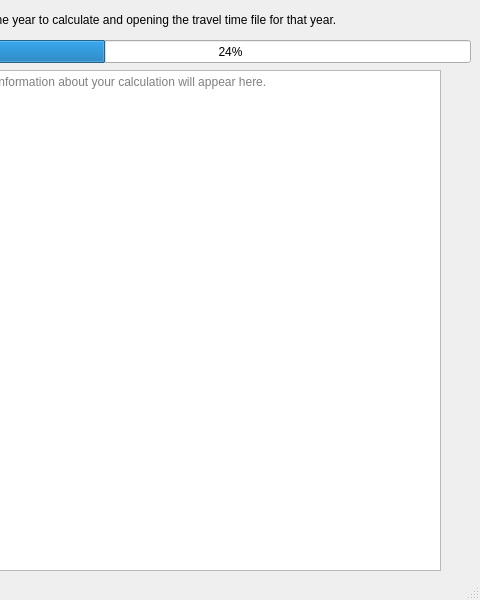
Old version of the form mainwindow.ui in the repository garretthooten/NitrateCalculatorGUI; both pictures show x 320 to 800 and y 0 to 600 of the 800 by 600 pixel window.
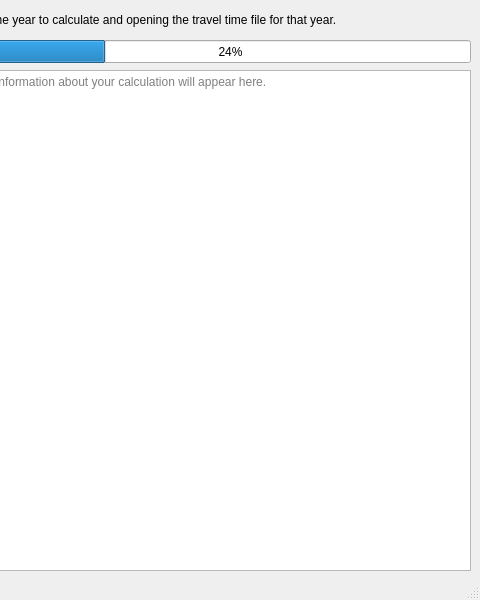
New version of the form.

What changed in the file:
```diff
--- a/mainwindow.ui
+++ b/mainwindow.ui
@@ -80,7 +80,7 @@
      <rect>
       <x>310</x>
       <y>70</y>
-      <width>451</width>
+      <width>481</width>
       <height>501</height>
      </rect>
     </property>
```
